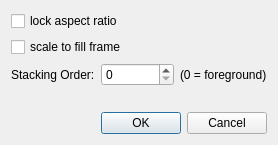
First picture: the form in mscore/mscore/imageproperties.ui, repository musescore/musescore-old, before the edit.
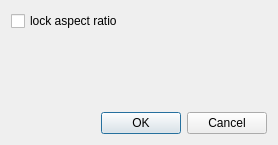
Second picture: the form after the edit.

```diff
--- a/mscore/mscore/imageproperties.ui
+++ b/mscore/mscore/imageproperties.ui
@@ -13,7 +13,7 @@
   <property name="windowTitle">
    <string>Image Properties</string>
   </property>
-  <layout class="QVBoxLayout" name="verticalLayout">
+  <layout class="QVBoxLayout" >
    <item>
     <widget class="QCheckBox" name="lockAspectRatio">
      <property name="text">
@@ -21,41 +21,6 @@
      </property>
     </widget>
    </item>
-   <item>
-    <widget class="QCheckBox" name="autoScale">
-     <property name="text">
-      <string>scale to fill frame</string>
-     </property>
-    </widget>
-   </item>
-   <item>
-    <layout class="QHBoxLayout" name="horizontalLayout">
-     <item>
-      <widget class="QLabel" name="label">
-       <property name="text">
-        <string>Stacking Order:</string>
-       </property>
-      </widget>
-     </item>
-     <item>
-      <widget class="QSpinBox" name="z">
-       <property name="maximum">
-        <number>100000</number>
-       </property>
-       <property name="singleStep">
-        <number>100</number>
-       </property>
-      </widget>
-     </item>
-     <item>
-      <widget class="QLabel" name="label_2">
-       <property name="text">
-        <string>(0 = foreground)</string>
-       </property>
-      </widget>
-     </item>
-    </layout>
-   </item>
    <item>
     <spacer>
      <property name="orientation">
```
Left out of the diff: 33 changed lines with no effect on the pictures.
